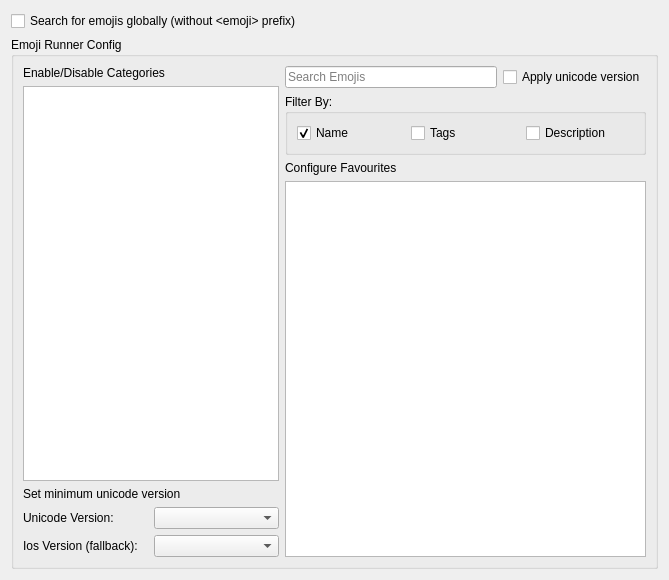
Before: the Qt Designer form src/config/emojirunner_config.ui in alex1701c/EmojiRunner, drawn with Qt 5.
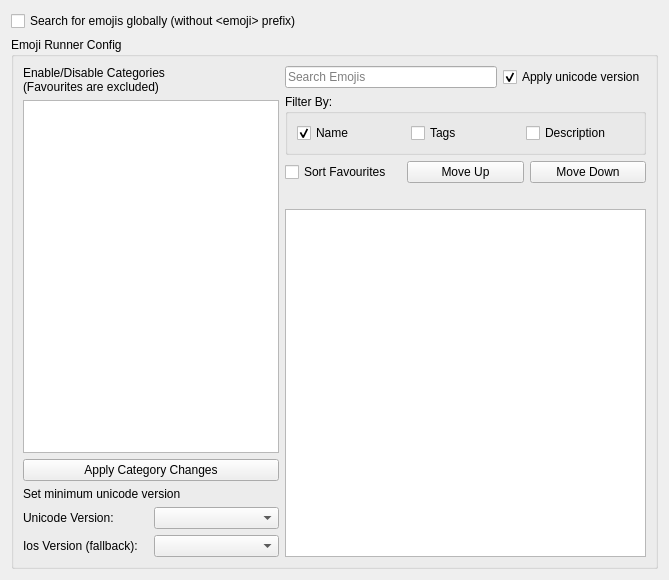
After: the same form once the commit is applied.

Commit message: Enabeling/Disabeling of categories almost works

Patch:
```diff
--- a/src/config/emojirunner_config.ui
+++ b/src/config/emojirunner_config.ui
@@ -52,7 +52,8 @@
         <item>
          <widget class="QLabel" name="label">
           <property name="text">
-           <string>Enable/Disable Categories</string>
+           <string>Enable/Disable Categories
+(Favourites are excluded)</string>
           </property>
          </widget>
         </item>
@@ -66,6 +67,13 @@
           </property>
          </widget>
         </item>
+        <item>
+         <widget class="QPushButton" name="applyCategoryChanges">
+          <property name="text">
+           <string>Apply Category Changes</string>
+          </property>
+         </widget>
+        </item>
         <item>
          <layout class="QVBoxLayout" name="verticalLayout_4">
           <item>
@@ -125,6 +133,9 @@
               <property name="text">
                <string>Apply unicode version</string>
               </property>
+              <property name="checked">
+               <bool>true</bool>
+              </property>
              </widget>
             </item>
            </layout>
@@ -169,23 +180,37 @@
          </layout>
         </item>
         <item>
-         <layout class="QHBoxLayout" name="horizontalLayout_7">
-          <item alignment="Qt::AlignLeft">
-           <widget class="QLabel" name="favouriteListViewLabel">
+         <layout class="QHBoxLayout" name="horizontalLayout_8">
+          <item>
+           <widget class="QCheckBox" name="sortFavourites">
             <property name="text">
-             <string>Configure Favourites</string>
+             <string>Sort Favourites</string>
             </property>
            </widget>
           </item>
-          <item alignment="Qt::AlignRight">
-           <widget class="QLabel" name="favouriteVisibleElements">
+          <item>
+           <widget class="QPushButton" name="moveFavouriteUp">
             <property name="text">
-             <string/>
+             <string>Move Up</string>
+            </property>
+           </widget>
+          </item>
+          <item>
+           <widget class="QPushButton" name="moveFavouriteDown">
+            <property name="text">
+             <string>Move Down</string>
             </property>
            </widget>
           </item>
          </layout>
         </item>
+        <item>
+         <widget class="QLabel" name="favouriteVisibleElements">
+          <property name="text">
+           <string/>
+          </property>
+         </widget>
+        </item>
         <item>
          <widget class="QListWidget" name="favouriteListView"/>
         </item>
```
The commit also changes 3 other files.
